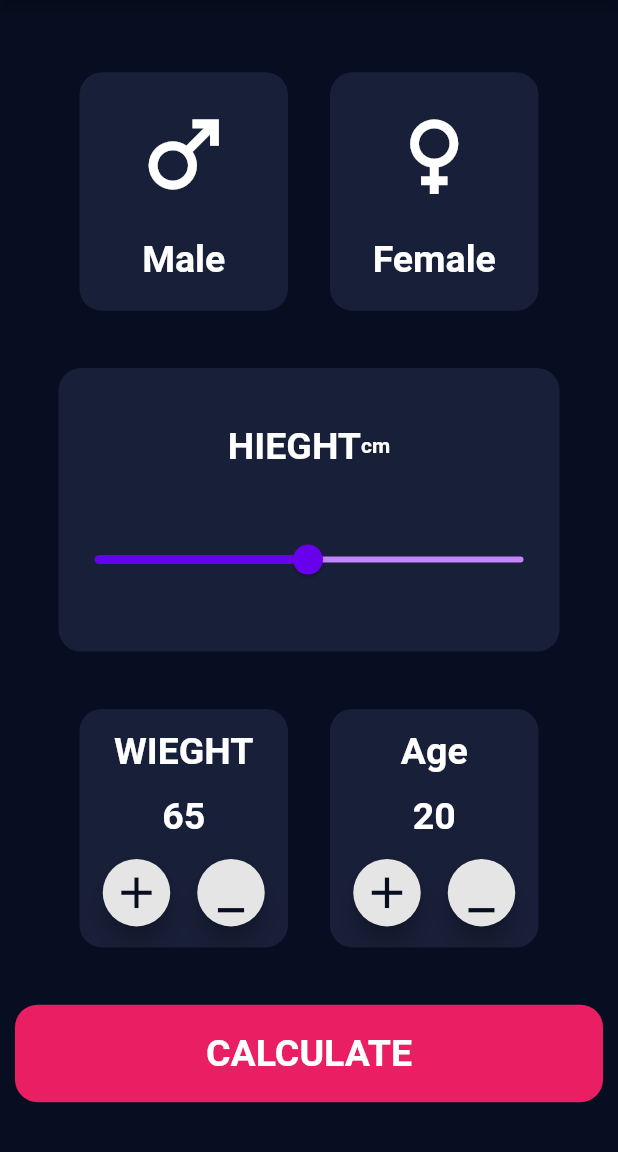
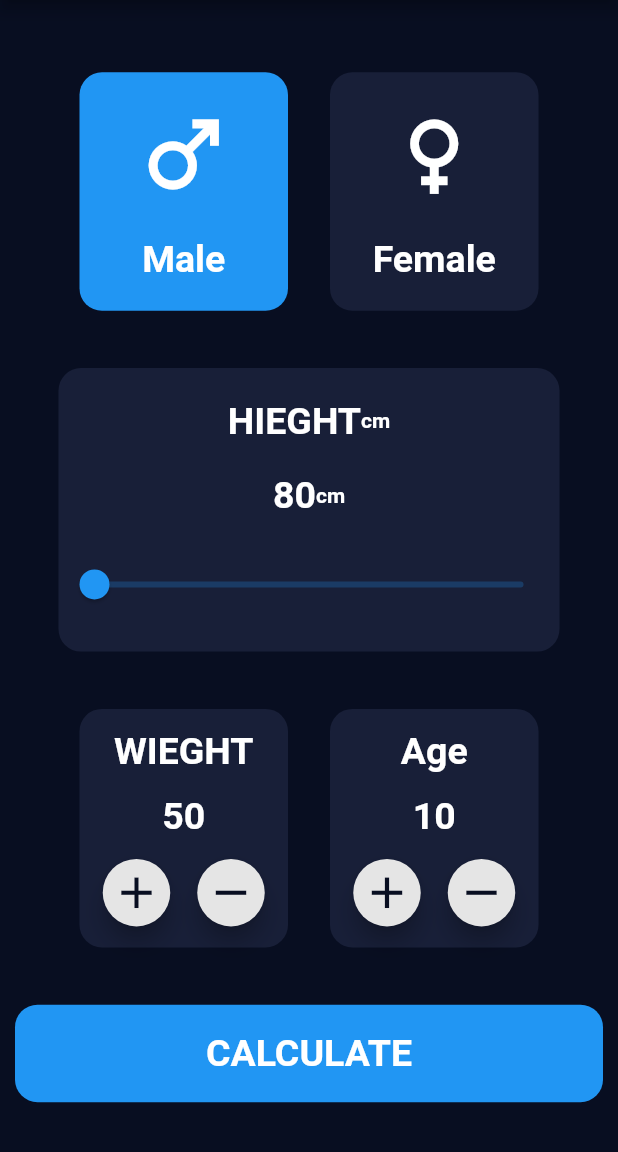
Before and after one commit to abdalrhmanreda/bmi_calc, a Flutter app: the screen it shows after launch, on a phone screen of 412 x 824 dp, the part 84-1236 px from its top. Run offline on Flutter 3.47's test engine with Material 2 defaults, Android fonts, the phone set to English and light mode, and no system bars.

Commit message:
finsh bmi

```diff
--- /dev/null
+++ b/lib/colors.dart
@@ -0,0 +1,3 @@
+int color = 0xff181f38;
+
+int backgroundColor = 0xff080e21;
--- a/lib/home_screen.dart
+++ b/lib/home_screen.dart
@@ -1,25 +1,54 @@
 // stateless  statefl
 
+import 'dart:math';
+
 import 'package:flutter/material.dart';
+import 'package:p1/result_screen.dart';
 
-// colors.red
-// Color(0xffhex)
-class HomeScreen extends StatelessWidget {
-  const HomeScreen({super.key});
+import 'colors.dart';
+
+// statful
+// context
+// rebuild setstate
+// nav\
+// screen
+// 5 state
+//
+class HomeScreen extends StatefulWidget {
+  HomeScreen({super.key});
+
+  @override
+  State<HomeScreen> createState() => _HomeScreenState();
+}
+
+class _HomeScreenState extends State<HomeScreen> {
+  int sliderActiveColor = 0xff6900ec;
+
+  int sliderInActiveColor = 0xffc484fa;
+
+  double height = 80.0;
+
+  int age = 10;
+
+  double wieght = 50.0;
+
+  bool isMale = true;
+
+  @override
+  void initState() {
+    // TODO: implement initState
+    // action
+    super.initState();
+  }
 
   @override
   Widget build(BuildContext context) {
-    int color = 0xff181f38;
-    int backgroundColor = 0xff080e21;
-    int sliderActiveColor = 0xff6900ec;
-    int sliderInActiveColor = 0xffc484fa;
-    double sliderValue = 100;
     return Scaffold(
       backgroundColor: Color(backgroundColor),
       appBar: AppBar(
         centerTitle: true,
         backgroundColor: Color(color),
-        title: Text(
+        title: const Text(
           'BMI Calculator',
           style: TextStyle(
             fontSize: 25,
@@ -33,18 +62,20 @@ class HomeScreen extends StatelessWidget {
           mainAxisAlignment: MainAxisAlignment.spaceEvenly,
           children: [
             Padding(
-              padding: EdgeInsets.all(15),
+              padding: const EdgeInsets.all(15),
               child: Row(
                 mainAxisAlignment: MainAxisAlignment.spaceEvenly,
                 children: [
-                  Container(
+                  // onTap
+                  GestureDetector(
+                    child: Container(
                       height: 159,
                       width: 139,
                       decoration: BoxDecoration(
-                      color: Color(color),
+                        color: isMale ? Colors.blue : Color(color),
                         borderRadius: BorderRadius.circular(15),
                       ),
-                    child: Column(
+                      child: const Column(
                         mainAxisAlignment: MainAxisAlignment.spaceEvenly,
                         children: [
                           Icon(
@@ -63,14 +94,21 @@ class HomeScreen extends StatelessWidget {
                         ],
                       ),
                     ),
-                  Container(
+                    onTap: () {
+                      setState(() {
+                        isMale = true;
+                      });
+                    },
+                  ),
+                  GestureDetector(
+                    child: Container(
                       height: 159,
                       width: 139,
                       decoration: BoxDecoration(
-                      color: Color(color),
+                        color: isMale ? Color(color) : Colors.pink,
                         borderRadius: BorderRadius.circular(15),
                       ),
-                    child: Column(
+                      child: const Column(
                         mainAxisAlignment: MainAxisAlignment.spaceEvenly,
                         children: [
                           Icon(
@@ -89,6 +127,12 @@ class HomeScreen extends StatelessWidget {
                         ],
                       ),
                     ),
+                    onTap: () {
+                      setState(() {
+                        isMale = false;
+                      });
+                    },
+                  ),
                 ],
               ),
             ),
@@ -102,7 +146,7 @@ class HomeScreen extends StatelessWidget {
               child: Column(
                 mainAxisAlignment: MainAxisAlignment.spaceEvenly,
                 children: [
-                  Row(
+                  const Row(
                     mainAxisAlignment: MainAxisAlignment.center,
                     children: [
                       Text(
@@ -122,22 +166,43 @@ class HomeScreen extends StatelessWidget {
                       ),
                     ],
                   ),
+                  Row(
+                    mainAxisAlignment: MainAxisAlignment.center,
+                    children: [
+                      Text(
+                        '${height.round()}',
+                        style: const TextStyle(
+                          fontSize: 25,
+                          color: Colors.white,
+                          fontWeight: FontWeight.bold,
+                        ),
+                      ),
+                      Text(
+                        'cm',
+                        style: TextStyle(
+                          color: Colors.white,
+                          fontWeight: FontWeight.bold,
+                        ),
+                      ),
+                    ],
+                  ),
                   Slider(
-                    value: sliderValue,
-                    min: 1,
-                    max: 200,
-                    label: '$sliderValue',
-                    activeColor: Color(sliderActiveColor),
-                    inactiveColor: Color(sliderInActiveColor),
+                    min: 80,
+                    max: 220,
+                    activeColor: isMale ? Colors.blue : Colors.pink,
                     onChanged: (value) {
-                      print(value.round());
+                      // height
+                      setState(() {
+                        height = value;
+                      }); //
                     },
-                  )
+                    value: height,
+                  ),
                 ],
               ),
             ),
             Padding(
-              padding: EdgeInsets.all(15),
+              padding: const EdgeInsets.all(15),
               child: Row(
                 mainAxisAlignment: MainAxisAlignment.spaceEvenly,
                 children: [
@@ -151,7 +216,7 @@ class HomeScreen extends StatelessWidget {
                     child: Column(
                       mainAxisAlignment: MainAxisAlignment.spaceEvenly,
                       children: [
-                        Text(
+                        const Text(
                           'WIEGHT',
                           style: TextStyle(
                             fontSize: 25,
@@ -160,8 +225,8 @@ class HomeScreen extends StatelessWidget {
                           ),
                         ),
                         Text(
-                          '65',
-                          style: TextStyle(
+                          '${wieght.round()}',
+                          style: const TextStyle(
                             fontSize: 25,
                             color: Colors.white,
                             fontWeight: FontWeight.bold,
@@ -170,30 +235,44 @@ class HomeScreen extends StatelessWidget {
                         Row(
                           mainAxisAlignment: MainAxisAlignment.spaceEvenly,
                           children: [
-                            Container(
+                            SizedBox(
                               width: 50,
                               height: 45,
                               child: FloatingActionButton(
-                                onPressed: () {},
+                                heroTag: 'b2',
+                                onPressed: () {
+                                  setState(() {
+                                    // we = 50+1
+                                    // we = 51 + 1
+                                    wieght++;
+                                    print(wieght);
+                                  });
+                                },
+                                backgroundColor: const Color(0xffe5e5e5),
                                 child: Icon(
                                   Icons.add,
                                   size: 35,
                                   color: Color(backgroundColor),
                                 ),
-                                backgroundColor: Color(0xffe5e5e5),
                               ),
                             ),
-                            Container(
+                            SizedBox(
                               width: 50,
                               height: 45,
                               child: FloatingActionButton(
-                                onPressed: () {},
+                                heroTag: 'b1',
+                                onPressed: () {
+                                  setState(() {
+                                    wieght--;
+                                    print(wieght);
+                                  });
+                                },
+                                backgroundColor: const Color(0xffe5e5e5),
                                 child: Icon(
-                                  Icons.minimize,
+                                  Icons.remove,
                                   size: 35,
                                   color: Color(backgroundColor),
                                 ),
-                                backgroundColor: Color(0xffe5e5e5),
                               ),
                             ),
                           ],
@@ -211,7 +290,7 @@ class HomeScreen extends StatelessWidget {
                     child: Column(
                       mainAxisAlignment: MainAxisAlignment.spaceEvenly,
                       children: [
-                        Text(
+                        const Text(
                           'Age',
                           style: TextStyle(
                             fontSize: 25,
@@ -220,7 +299,7 @@ class HomeScreen extends StatelessWidget {
                           ),
                         ),
                         Text(
-                          '20',
+                          '$age',
                           style: TextStyle(
                             fontSize: 25,
                             color: Colors.white,
@@ -230,30 +309,40 @@ class HomeScreen extends StatelessWidget {
                         Row(
                           mainAxisAlignment: MainAxisAlignment.spaceEvenly,
                           children: [
-                            Container(
+                            SizedBox(
                               width: 50,
                               height: 45,
                               child: FloatingActionButton(
-                                onPressed: () {},
+                                onPressed: () {
+                                  setState(() {
+                                    age++;
+                                    print(age);
+                                  });
+                                },
+                                backgroundColor: const Color(0xffe5e5e5),
                                 child: Icon(
                                   Icons.add,
                                   size: 35,
                                   color: Color(backgroundColor),
                                 ),
-                                backgroundColor: Color(0xffe5e5e5),
                               ),
                             ),
-                            Container(
+                            SizedBox(
                               width: 50,
                               height: 45,
                               child: FloatingActionButton(
-                                onPressed: () {},
+                                onPressed: () {
+                                  setState(() {
+                                    age--;
+                                    print(age);
+                                  });
+                                },
+                                backgroundColor: Color(0xffe5e5e5),
                                 child: Icon(
-                                  Icons.minimize,
+                                  Icons.remove,
                                   size: 35,
                                   color: Color(backgroundColor),
                                 ),
-                                backgroundColor: Color(0xffe5e5e5),
                               ),
                             ),
                           ],
@@ -268,14 +357,22 @@ class HomeScreen extends StatelessWidget {
               width: double.infinity,
               height: 65,
               decoration: BoxDecoration(
-                color: Colors.pink,
+                color: isMale ? Colors.blue : Colors.pink,
                 borderRadius: BorderRadius.circular(15),
               ),
               child: TextButton(
                 onPressed: () {
-                  print('00000');
+                  // context => home
+                  var result = wieght / pow(height, 2);
+
+                  Navigator.push(context, MaterialPageRoute(builder: (context) {
+                    return ResultScreen(
+                      result: result,
+                    );
+                  }));
+                  print(result);
                 },
-                child: Text(
+                child: const Text(
                   'CALCULATE',
                   style: TextStyle(
                     fontSize: 25,
@@ -291,3 +388,6 @@ class HomeScreen extends StatelessWidget {
     );
   }
 }
+
+// bmi
+// bmi = weight / pow(height , 2)
```
Also changed, not shown: lib/result_screen.dart (added, +73 -0 lines). Lines whose indentation alone changed are shown as unchanged.
